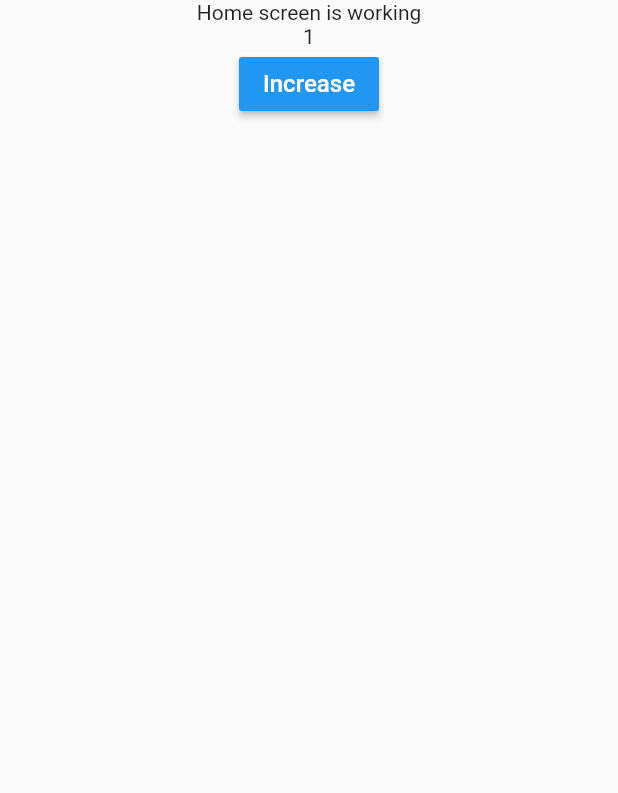
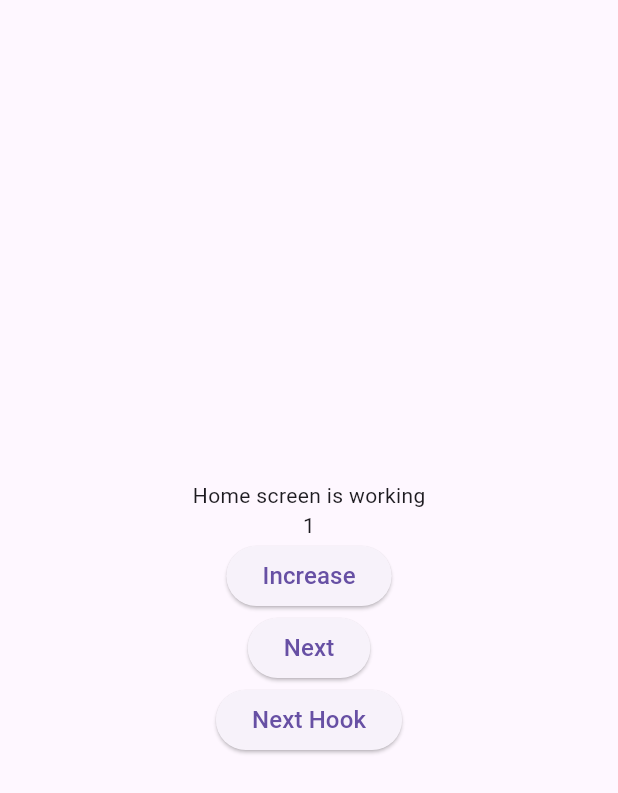
Before and after one commit to Cavin6080/Flutter-Hooks, a Flutter app: the screen it shows after launch, after a tap on "Increase", on a phone screen of 412 x 824 dp. Shown: the top 793 px of the screen. Run offline on Flutter 3.47's test engine with Material 2 defaults, Android fonts, the phone set to English and light mode, and no system bars; our stand-ins replace flutter_hooks.

Commit message:
Added examples

```diff
--- a/lib/main.dart
+++ b/lib/main.dart
@@ -14,8 +14,9 @@ class MyApp extends StatelessWidget {
       title: 'Flutter Demo',
       theme: ThemeData(
         primarySwatch: Colors.blue,
+        useMaterial3: true,
       ),
-      home: HomeScreen(),
+      home: const HomeScreen(),
     );
   }
 }
--- a/lib/screens/home_screen.dart
+++ b/lib/screens/home_screen.dart
@@ -1,5 +1,7 @@
 import 'package:flutter/material.dart';
 import 'package:flutter_hooks/flutter_hooks.dart';
+import 'package:flutter_hooks_demo/screens/animation_with_hooks.dart';
+import 'package:flutter_hooks_demo/screens/simple_animation.dart';
 
 class HomeScreen extends HookWidget {
   const HomeScreen({super.key});
@@ -9,19 +11,46 @@ class HomeScreen extends HookWidget {
     final count = useState<int>(0);
     return Scaffold(
       body: Column(
+        mainAxisAlignment: MainAxisAlignment.center,
         children: [
-          const Center(
-            child: Text("Home screen is working"),
-          ),
+          const Text("Home screen is working"),
           Center(child: Text(count.value.toString())),
-          MaterialButton(
-            color: Colors.blue,
+          ElevatedButton(
             onPressed: () => count.value++,
-            splashColor: Colors.blueGrey,
             child: const Text(
               'Increase',
               style: TextStyle(
-                color: Colors.white,
+                // color: Colors.white,
+                fontSize: 16,
+              ),
+            ),
+          ),
+          ElevatedButton(
+            onPressed: () => Navigator.push(
+              context,
+              MaterialPageRoute(
+                builder: (context) => const AnimationWithoutHooks(),
+              ),
+            ),
+            child: const Text(
+              'Next',
+              style: TextStyle(
+                // color: Colors.white,
+                fontSize: 16,
+              ),
+            ),
+          ),
+          ElevatedButton(
+            onPressed: () => Navigator.push(
+              context,
+              MaterialPageRoute(
+                builder: (context) => const AnimationWithHooks(),
+              ),
+            ),
+            child: const Text(
+              'Next Hook',
+              style: TextStyle(
+                // color: Colors.white,
                 fontSize: 16,
               ),
             ),
```
Also changed, not shown: lib/screens/animation_with_hooks.dart (added, +34 -0 lines), lib/screens/simple_animation.dart (added, +48 -0 lines).
